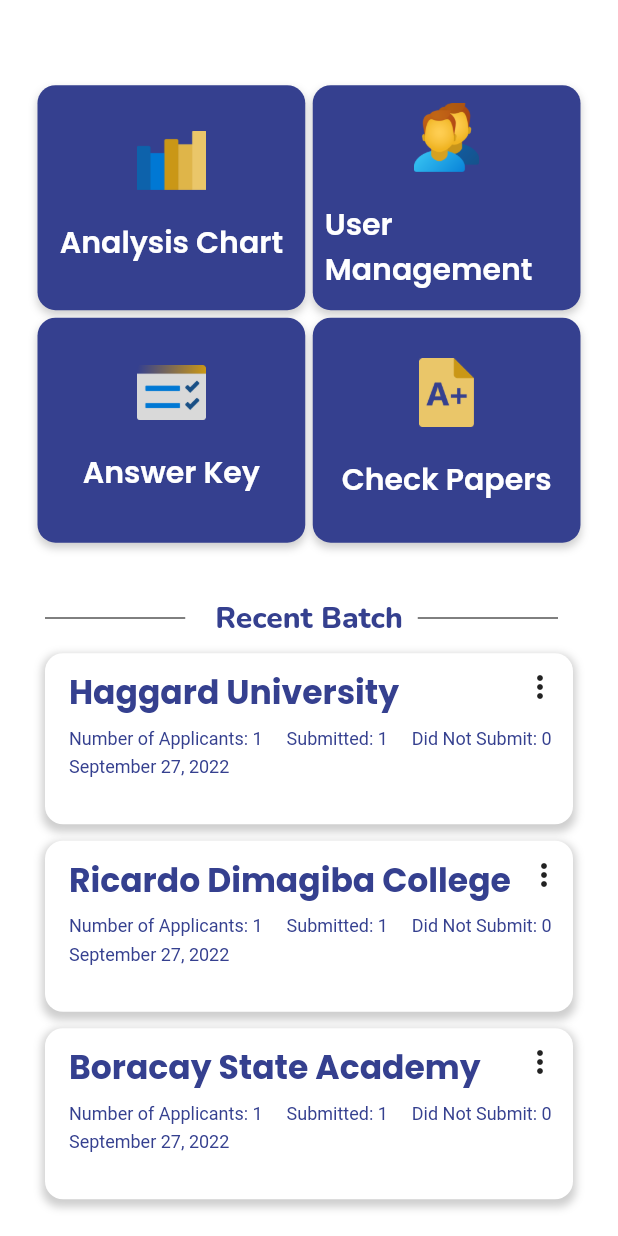
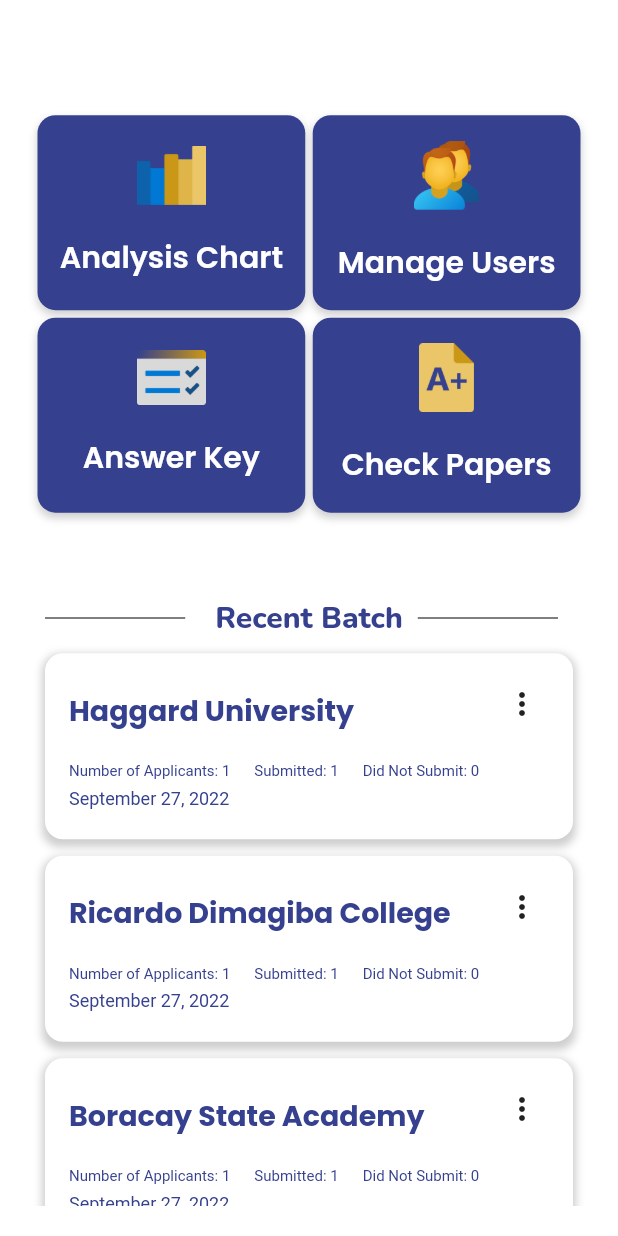
Before and after one commit to hivethesoulchild/smartcheck, a Flutter app: the DashboardPage screen opened directly, on a phone screen of 412 x 824 dp. Run offline on Flutter 3.47's test engine with Material 2 defaults, Android fonts, the phone set to English and light mode, and no system bars; our stand-ins replace camera, charts_flutter, csv, file_picker, flutter_spinkit, fluttertoast and 3 more; missing offline and left inert: mongo_dart; Roboto replaces fonts that are missing (Prompt).

Commit message:
fixed button length

```diff
--- a/lib/models/dashboard.dart
+++ b/lib/models/dashboard.dart
@@ -182,7 +182,7 @@ class _DashboardPageState extends State<DashboardPage> {
                       gridDelegate:
                           const SliverGridDelegateWithFixedCrossAxisCount(
                         crossAxisCount: 2,
-                        mainAxisExtent: 150,
+                        mainAxisExtent: 130,
                         mainAxisSpacing: 5.0,
                         crossAxisSpacing: 5.0,
                       ),
@@ -301,7 +301,7 @@ class _DashboardPageState extends State<DashboardPage> {
                 padding: EdgeInsets.all(7),
                 gridDelegate: SliverGridDelegateWithFixedCrossAxisCount(
                   crossAxisCount: 1,
-                  mainAxisExtent: 120,
+                  mainAxisExtent: 130,
                   mainAxisSpacing: 5.0,
                 ),
                 children: [
@@ -340,7 +340,7 @@ class _DashboardPageState extends State<DashboardPage> {
                                     child: Text(
                                       'Haggard University',
                                       style: GoogleFonts.poppins(
-                                          fontSize: 22,
+                                          fontSize: 19,
                                           fontWeight: FontWeight.bold,
                                           color: HexColor("#35408f")),
                                     ),
@@ -349,7 +349,18 @@ class _DashboardPageState extends State<DashboardPage> {
                                 Spacer(),
                                 Padding(
                                   padding: const EdgeInsets.all(10.0),
-                                  child: const Icon(Icons.more_vert),
+                                  child: PopupMenuButton<int>(
+                                    itemBuilder: (context) => [
+                                      PopupMenuItem(
+                                        child: Text('Archive'),
+                                        value: 1,
+                                      ),
+                                      PopupMenuItem(
+                                        child: Text('Delete'),
+                                        value: 2,
+                                      )
+                                    ],
+                                  ),
                                 ),
                               ],
                             ),
@@ -363,7 +374,7 @@ class _DashboardPageState extends State<DashboardPage> {
                                     child: Text(
                                       'Number of Applicants: 1',
                                       style: GoogleFonts.prompt(
-                                          fontSize: 12,
+                                          fontSize: 10,
                                           color: HexColor("#35408f")),
                                     ),
                                   ),
@@ -376,7 +387,7 @@ class _DashboardPageState extends State<DashboardPage> {
                                     child: Text(
                                       'Submitted: 1',
                                       style: GoogleFonts.prompt(
-                                          fontSize: 12,
+                                          fontSize: 10,
                                           color: HexColor("#35408f")),
                                     ),
                                   ),
@@ -389,8 +400,10 @@ class _DashboardPageState extends State<DashboardPage> {
                                     child: Text(
                                       'Did Not Submit: 0',
                                       style: GoogleFonts.prompt(
-                                          fontSize: 12,
+                                          fontSize: 10,
                                           color: HexColor("#35408f")),
+                                      overflow: TextOverflow.fade,
+                                      softWrap: false,
                                     ),
                                   ),
                                 ),
@@ -447,7 +460,7 @@ class _DashboardPageState extends State<DashboardPage> {
                                     child: Text(
                                       'Ricardo Dimagiba College',
                                       style: GoogleFonts.poppins(
-                                          fontSize: 22,
+                                          fontSize: 19,
                                           fontWeight: FontWeight.bold,
                                           color: HexColor("#35408f")),
                                     ),
@@ -456,7 +469,18 @@ class _DashboardPageState extends State<DashboardPage> {
                                 Spacer(),
                                 Padding(
                                   padding: const EdgeInsets.all(10.0),
-                                  child: const Icon(Icons.more_vert),
+                                  child: PopupMenuButton<int>(
+                                    itemBuilder: (context) => [
+                                      PopupMenuItem(
+                                        child: Text('Archive'),
+                                        value: 1,
+                                      ),
+                                      PopupMenuItem(
+                                        child: Text('Delete'),
+                                        value: 2,
+                                      )
+                                    ],
+                                  ),
                                 ),
                               ],
                             ),
@@ -470,7 +494,7 @@ class _DashboardPageState extends State<DashboardPage> {
                                     child: Text(
                                       'Number of Applicants: 1',
                                       style: GoogleFonts.prompt(
-                                          fontSize: 12,
+                                          fontSize: 10,
                                           color: HexColor("#35408f")),
                                     ),
                                   ),
@@ -483,7 +507,7 @@ class _DashboardPageState extends State<DashboardPage> {
                                     child: Text(
                                       'Submitted: 1',
                                       style: GoogleFonts.prompt(
-                                          fontSize: 12,
+                                          fontSize: 10,
                                           color: HexColor("#35408f")),
                                     ),
                                   ),
@@ -496,8 +520,10 @@ class _DashboardPageState extends State<DashboardPage> {
                                     child: Text(
                                       'Did Not Submit: 0',
                                       style: GoogleFonts.prompt(
-                                          fontSize: 12,
+                                          fontSize: 10,
                                           color: HexColor("#35408f")),
+                                      overflow: TextOverflow.fade,
+                                      softWrap: false,
                                     ),
                                   ),
                                 ),
@@ -560,7 +586,7 @@ class _DashboardPageState extends State<DashboardPage> {
                                     child: Text(
                                       'Boracay State Academy',
                                       style: GoogleFonts.poppins(
-                                          fontSize: 22,
+                                          fontSize: 19,
                                           fontWeight: FontWeight.bold,
                                           color: HexColor("#35408f")),
                                     ),
@@ -569,7 +595,18 @@ class _DashboardPageState extends State<DashboardPage> {
                                 Spacer(),
                                 Padding(
                                   padding: const EdgeInsets.all(10.0),
-                                  child: const Icon(Icons.more_vert),
+                                  child: PopupMenuButton<int>(
+                                    itemBuilder: (context) => [
+                                      PopupMenuItem(
+                                        child: Text('Archive'),
+                                        value: 1,
+                                      ),
+                                      PopupMenuItem(
+                                        child: Text('Delete'),
+                                        value: 2,
+                                      )
+                                    ],
+                                  ),
                                 ),
                               ],
                             ),
@@ -583,7 +620,7 @@ class _DashboardPageState extends State<DashboardPage> {
                                     child: Text(
                                       'Number of Applicants: 1',
                                       style: GoogleFonts.prompt(
-                                          fontSize: 12,
+                                          fontSize: 10,
                                           color: HexColor("#35408f")),
                                     ),
                                   ),
@@ -596,7 +633,7 @@ class _DashboardPageState extends State<DashboardPage> {
                                     child: Text(
                                       'Submitted: 1',
                                       style: GoogleFonts.prompt(
-                                          fontSize: 12,
+                                          fontSize: 10,
                                           color: HexColor("#35408f")),
                                     ),
                                   ),
@@ -609,8 +646,10 @@ class _DashboardPageState extends State<DashboardPage> {
                                     child: Text(
                                       'Did Not Submit: 0',
                                       style: GoogleFonts.prompt(
-                                          fontSize: 12,
+                                          fontSize: 10,
                                           color: HexColor("#35408f")),
+                                      overflow: TextOverflow.fade,
+                                      softWrap: false,
                                     ),
                                   ),
                                 ),
--- a/lib/routes/dashboard_buttons.dart
+++ b/lib/routes/dashboard_buttons.dart
@@ -3,6 +3,7 @@ import 'package:google_fonts/google_fonts.dart';
 import 'package:hexcolor/hexcolor.dart';
 import 'package:smartcheck/models/scanner.dart';
 import 'package:smartcheck/models/user_access.dart';
+import 'package:smartcheck/pages/item_analysis.dart';
 
 import '../models/answerkey.dart';
 import '../models/charts.dart';
@@ -11,7 +12,7 @@ import '../models/timer.dart';
 Widget buildAnalysisChartButton(BuildContext context) => InkWell(
       onTap: () {
         Navigator.of(context)
-            .push(MaterialPageRoute(builder: (context) => Chart()));
+            .push(MaterialPageRoute(builder: (context) => ItemAnalysis()));
       },
       child: Container(
         decoration: BoxDecoration(
@@ -84,7 +85,7 @@ Widget buildPrivilegedUserButton(BuildContext context) => InkWell(
                   height: 20,
                 ),
                 Text(
-                  'User Management',
+                  'Manage Users' ,
                   style: GoogleFonts.poppins(
                     fontSize: 20,
                     fontWeight: FontWeight.w600,
```
